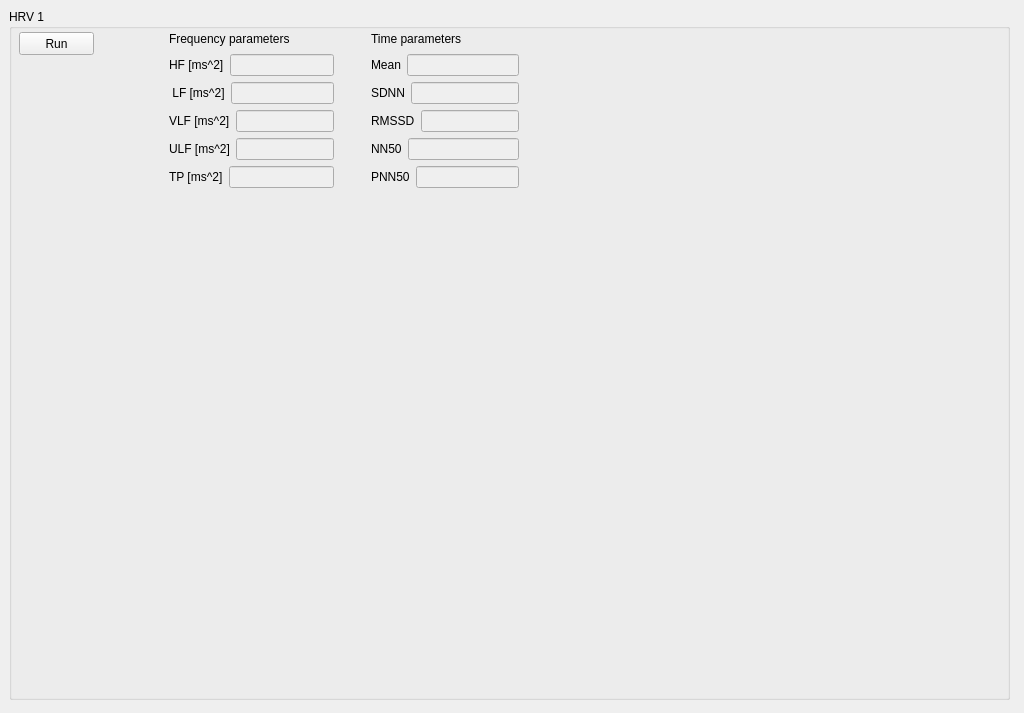
This is EcgApplicationCore/View/hrv1_gui.ui in KuleszIB/EcgAppCore as Qt 5 draws it before an edit. The edited form follows.
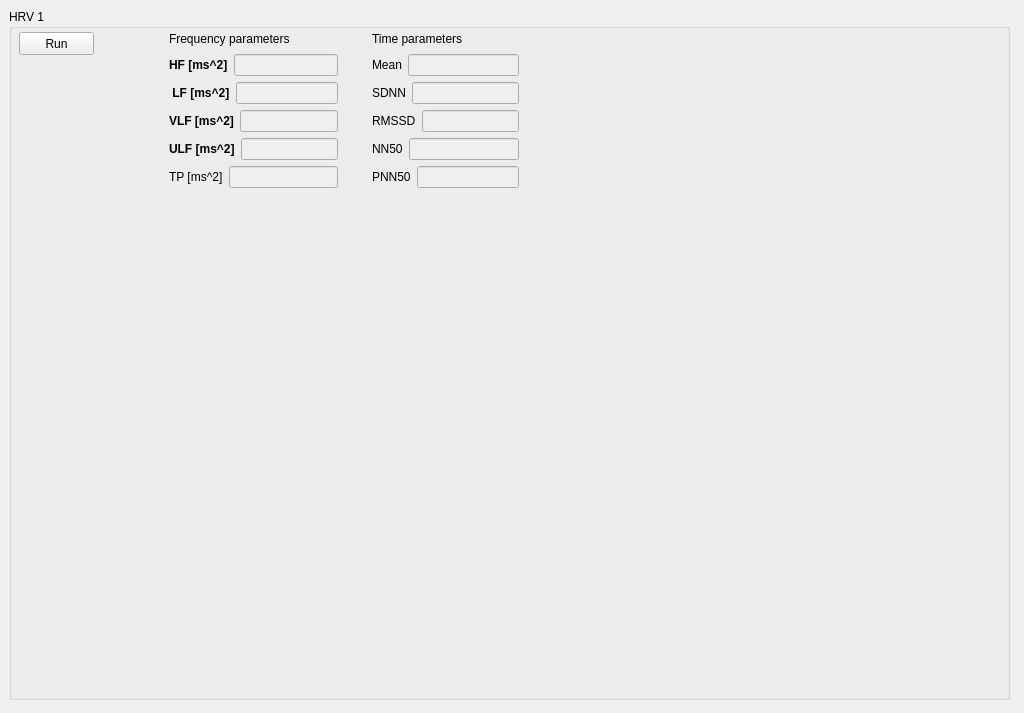
This is the edited form.

The edit to the form file:
```diff
--- a/EcgApplicationCore/View/hrv1_gui.ui
+++ b/EcgApplicationCore/View/hrv1_gui.ui
@@ -73,6 +73,12 @@
           <layout class="QHBoxLayout" name="horizontalLayout_2">
            <item>
             <widget class="QLabel" name="labelHF">
+             <property name="font">
+              <font>
+               <weight>75</weight>
+               <bold>true</bold>
+              </font>
+             </property>
              <property name="text">
               <string>HF [ms^2]</string>
              </property>
@@ -91,6 +97,12 @@
           <layout class="QHBoxLayout" name="horizontalLayout_3">
            <item>
             <widget class="QLabel" name="labelLF">
+             <property name="font">
+              <font>
+               <weight>75</weight>
+               <bold>true</bold>
+              </font>
+             </property>
              <property name="text">
               <string> LF [ms^2]</string>
              </property>
@@ -109,6 +121,12 @@
           <layout class="QHBoxLayout" name="horizontalLayout_4">
            <item>
             <widget class="QLabel" name="labelVLF">
+             <property name="font">
+              <font>
+               <weight>75</weight>
+               <bold>true</bold>
+              </font>
+             </property>
              <property name="text">
               <string>VLF [ms^2]</string>
              </property>
@@ -127,6 +145,12 @@
           <layout class="QHBoxLayout" name="horizontalLayout_6">
            <item>
             <widget class="QLabel" name="labelULF">
+             <property name="font">
+              <font>
+               <weight>75</weight>
+               <bold>true</bold>
+              </font>
+             </property>
              <property name="text">
               <string>ULF [ms^2]</string>
              </property>
```
Left out of the diff: 6 changed lines with no effect on the pictures.
